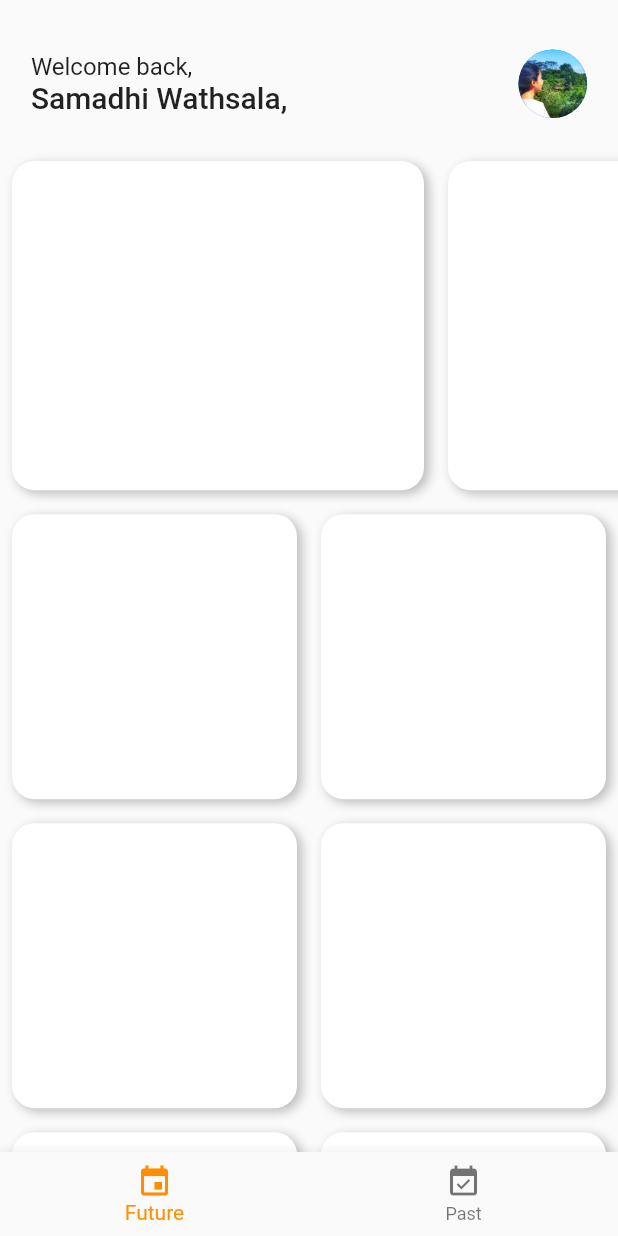
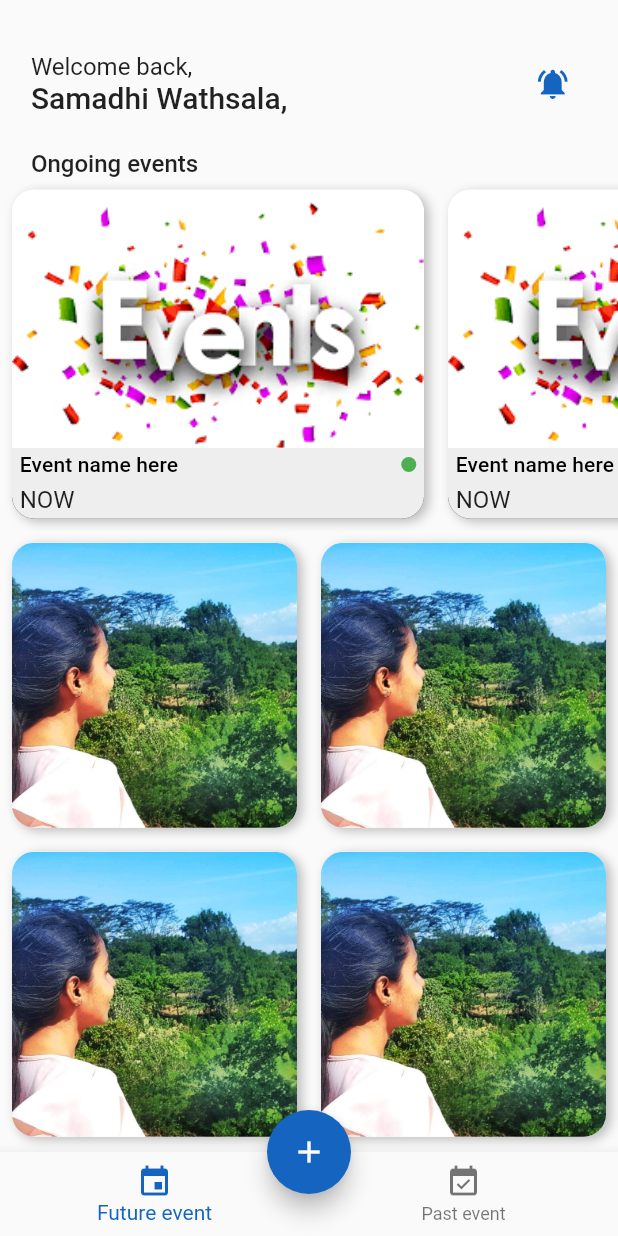
Before and after one commit to SamadhiWathsala/event_manage_flutter, a Flutter app: the screen it shows after launch, on a phone screen of 412 x 824 dp. Run offline on Flutter 3.47's test engine with Material 2 defaults, Android fonts, the phone set to English and light mode, and no system bars.

Commit message:
UI design complete

```diff
--- /dev/null
+++ b/lib/screens/components/event_card.dart
@@ -0,0 +1,62 @@
+import 'package:flutter/material.dart';
+
+class EventCard extends StatelessWidget {
+  const EventCard({Key? key}) : super(key: key);
+
+  @override
+  Widget build(BuildContext context) {
+    final size = MediaQuery.of(context).size;
+    return Padding(
+      padding: const EdgeInsets.all(8.0),
+      child: Container(
+        decoration: BoxDecoration(
+            image: const DecorationImage(
+                image: AssetImage('assets/images/banner.png'),
+                fit: BoxFit.fill
+            ),
+            color: Colors.white,
+            borderRadius: const BorderRadius.all(Radius.circular(15)),
+            boxShadow: [
+              BoxShadow(
+                  blurRadius: 5,
+                  offset: const Offset(3,2),
+                  color: Colors.grey.shade400
+              )
+            ]
+        ),
+        width: size.width/1.5,
+        height: size.height/3.5,
+        child: Column(
+          mainAxisAlignment: MainAxisAlignment.end,
+          children: [
+            Container(
+              height: size.height/(3.5 * 5),
+              width: double.maxFinite,
+              decoration: BoxDecoration(
+                  color: Colors.grey.shade200,
+                  borderRadius: const BorderRadius.only(bottomLeft: Radius.circular(15),bottomRight: Radius.circular(15))
+              ),
+              child: Padding(
+                padding: EdgeInsets.symmetric(horizontal: size.width/80),
+                child: Column(
+                  mainAxisAlignment: MainAxisAlignment.spaceAround,
+                  crossAxisAlignment: CrossAxisAlignment.start,
+                  children: [
+                    Row(
+                      mainAxisAlignment: MainAxisAlignment.spaceBetween,
+                      children: [
+                        Text('Event name here',style: Theme.of(context).textTheme.subtitle2,),
+                        const CircleAvatar(radius: 5,backgroundColor: Colors.green,),
+                      ],
+                    ),
+                    Text('NOW',style: Theme.of(context).textTheme.subtitle1,)
+                  ],
+                ),
+              ),
+            )
+          ],
+        ),
+      ),
+    );
+  }
+}
--- /dev/null
+++ b/lib/screens/components/evet_list.dart
@@ -0,0 +1,35 @@
+import 'package:flutter/material.dart';
+
+class EventList extends StatelessWidget {
+  const EventList({Key? key}) : super(key: key);
+
+  @override
+  Widget build(BuildContext context) {
+    return GridView.builder(
+        gridDelegate: const SliverGridDelegateWithFixedCrossAxisCount(
+          crossAxisCount: 2,
+        ),
+        itemBuilder: (context,index){
+          return Padding(
+            padding: const EdgeInsets.all(8.0),
+            child: Container(
+              decoration: BoxDecoration(
+                  image: const DecorationImage(image: AssetImage('assets/images/profile.jpg'),fit: BoxFit.fill),
+                  color: Colors.white,
+                  borderRadius: const BorderRadius.all(Radius.circular(15)),
+                  boxShadow: [
+                    BoxShadow(
+                        blurRadius: 5,
+                        offset: const Offset(3,2),
+                        color: Colors.grey.shade400
+                    )
+                  ]
+              ),
+              // width: MediaQuery.of(context).size.width/1.5,
+              // height: MediaQuery.of(context).size.height/3.5,
+            ),
+          );
+        }
+    );
+  }
+}
--- a/lib/screens/home.dart
+++ b/lib/screens/home.dart
@@ -1,3 +1,5 @@
+import 'package:event_manage/screens/components/event_card.dart';
+import 'package:event_manage/screens/components/evet_list.dart';
 import 'package:flutter/material.dart';
 
 class Home extends StatefulWidget {
@@ -11,35 +13,11 @@ class _HomeState extends State<Home> {
 
   int _selectedIndex = 0;
   static final List<Widget> _widgetOptions = <Widget>[
-    Expanded(
-      child: GridView.builder(
-          gridDelegate: const SliverGridDelegateWithFixedCrossAxisCount(
-            crossAxisCount: 2,
+    const Expanded(
+      child: EventList()
     ),
-          itemBuilder: (context,index){
-            return Padding(
-              padding: const EdgeInsets.all(8.0),
-              child: Container(
-                decoration: BoxDecoration(
-                    color: Colors.white,
-                    borderRadius: BorderRadius.all(Radius.circular(15)),
-                    boxShadow: [
-                      BoxShadow(
-                          blurRadius: 5,
-                          offset: Offset(3,2),
-                          color: Colors.grey.shade400
-                      )
-                    ]
-                ),
-                // width: MediaQuery.of(context).size.width/1.5,
-                // height: MediaQuery.of(context).size.height/3.5,
-              ),
-            );
-          }
-      ),
-    ),
-    Text(
-      'Past event going here',
+    const Expanded(
+        child: EventList()
     ),
   ];
 
@@ -54,8 +32,8 @@ class _HomeState extends State<Home> {
     final size = MediaQuery.of(context).size;
     return Scaffold(
       body: SizedBox(
-        child: Container(
         child: Column(
+          crossAxisAlignment: CrossAxisAlignment.start,
           children: [
             Padding(
               padding: EdgeInsets.only(left: size.width/20,bottom: size.height/40,right: size.width/20,top: size.height/25),
@@ -73,10 +51,16 @@ class _HomeState extends State<Home> {
                   ),
                   CircleAvatar(
                     radius: size.width/18,
-                      backgroundImage: const AssetImage('assets/images/profile.jpg'),
+                    backgroundColor: Colors.grey.shade50,
+                    child: Icon(Icons.notifications_active,color: Colors.blue.shade800,),
+                    // backgroundImage: const AssetImage('assets/images/profile.jpg'),
                   )
                 ],
               ),
+            ),
+            Padding(
+              padding: EdgeInsets.symmetric(horizontal: size.width/20),
+              child: Text('Ongoing events',style: Theme.of(context).textTheme.subtitle1!.copyWith(fontWeight: FontWeight.w500),),
             ),
             SizedBox(
               height: size.height/3.5,
@@ -84,24 +68,7 @@ class _HomeState extends State<Home> {
                 scrollDirection: Axis.horizontal,
                   itemCount: 5,
                   itemBuilder: (context,index){
-                      return Padding(
-                        padding: const EdgeInsets.all(8.0),
-                        child: Container(
-                          decoration: BoxDecoration(
-                            color: Colors.white,
-                            borderRadius: BorderRadius.all(Radius.circular(15)),
-                            boxShadow: [
-                              BoxShadow(
-                                blurRadius: 5,
-                                offset: Offset(3,2),
-                                color: Colors.grey.shade400
-                              )
-                            ]
-                          ),
-                          width: size.width/1.5,
-                          height: size.height/3.5,
-                        ),
-                      );
+                    return const EventCard();
                   }
               ),
             ),
@@ -110,22 +77,27 @@ class _HomeState extends State<Home> {
           ],
         ),
       ),
-      ),
       bottomNavigationBar: BottomNavigationBar(
         items: const <BottomNavigationBarItem>[
           BottomNavigationBarItem(
             icon: Icon(Icons.event),
-            label: 'Future',
+            label: 'Future event',
           ),
           BottomNavigationBarItem(
             icon: Icon(Icons.event_available),
-            label: 'Past',
+            label: 'Past event',
           ),
         ],
         currentIndex: _selectedIndex,
-        selectedItemColor: Colors.amber[800],
+        selectedItemColor: Colors.blue.shade800,
         onTap: _onItemTapped,
       ),
+      floatingActionButton: FloatingActionButton(
+          onPressed: (){},
+          child: const Icon(Icons.add),
+        backgroundColor: Colors.blue.shade800,
+      ),
+      floatingActionButtonLocation: FloatingActionButtonLocation.miniCenterDocked,
     );
   }
 }
```
Also changed, not shown: assets/images/banner.png (added). Lines whose indentation alone changed are shown as unchanged.
